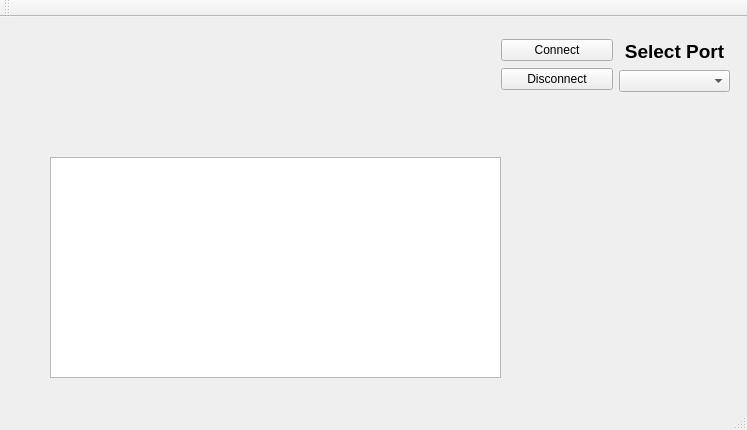
Before: the Qt Designer form mainwindow.ui in ContraMolinos/multimeterGUI, drawn with Qt 5.
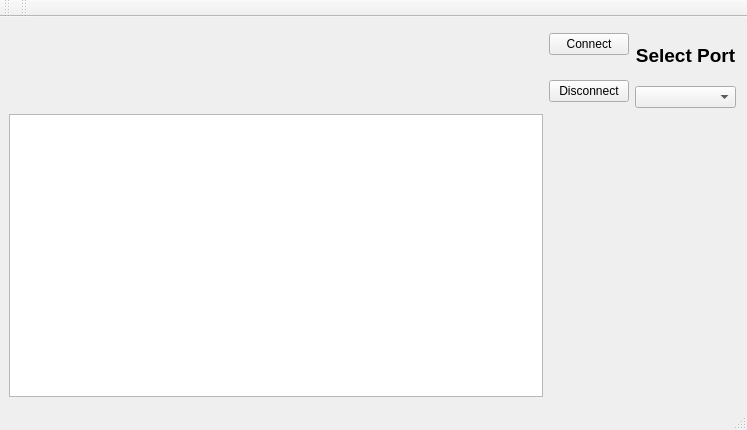
After: the same form once the commit is applied.

Commit message: V.1.2: All elements in the screen are now resizable. The x axis of the plot now displays time.

```diff
--- a/mainwindow.ui
+++ b/mainwindow.ui
@@ -14,18 +14,23 @@
    <string>Multimeter GUI</string>
   </property>
   <widget class="QWidget" name="centralWidget">
-   <widget class="QWidget" name="layoutWidget">
-    <property name="geometry">
-     <rect>
-      <x>490</x>
-      <y>10</y>
-      <width>251</width>
-      <height>76</height>
-     </rect>
+   <layout class="QGridLayout" name="gridLayout" rowstretch="0,0" columnstretch="0,0" rowminimumheight="80,200" columnminimumwidth="400,0">
+    <property name="sizeConstraint">
+     <enum>QLayout::SetMinAndMaxSize</enum>
     </property>
+    <property name="leftMargin">
+     <number>9</number>
+    </property>
+    <property name="horizontalSpacing">
+     <number>6</number>
+    </property>
+    <item row="0" column="1">
     <layout class="QHBoxLayout" name="horizontalLayout">
      <item>
-      <layout class="QVBoxLayout" name="verticalLayout_2">
+       <layout class="QVBoxLayout" name="verticalLayout_2" stretch="0,0">
+        <property name="spacing">
+         <number>20</number>
+        </property>
        <item>
         <widget class="QPushButton" name="connectButton">
          <property name="text">
@@ -44,6 +49,9 @@
      </item>
      <item>
       <layout class="QVBoxLayout" name="verticalLayout">
+        <property name="spacing">
+         <number>3</number>
+        </property>
        <item>
         <widget class="QLabel" name="labelPort">
          <property name="font">
@@ -67,16 +75,9 @@
       </layout>
      </item>
     </layout>
-   </widget>
+    </item>
+    <item row="1" column="0">
    <widget class="QGraphicsView" name="graphPlot">
-    <property name="geometry">
-     <rect>
-      <x>50</x>
-      <y>140</y>
-      <width>451</width>
-      <height>221</height>
-     </rect>
-    </property>
     <property name="lineWidth">
      <number>2</number>
     </property>
@@ -87,6 +88,8 @@
      <enum>Qt::ScrollBarAlwaysOff</enum>
     </property>
    </widget>
+    </item>
+   </layout>
   </widget>
   <widget class="QMenuBar" name="menuBar">
    <property name="geometry">
@@ -107,6 +110,17 @@
    </attribute>
   </widget>
   <widget class="QStatusBar" name="statusBar"/>
+  <widget class="QToolBar" name="toolBar">
+   <property name="windowTitle">
+    <string>toolBar</string>
+   </property>
+   <attribute name="toolBarArea">
+    <enum>TopToolBarArea</enum>
+   </attribute>
+   <attribute name="toolBarBreak">
+    <bool>false</bool>
+   </attribute>
+  </widget>
  </widget>
  <layoutdefault spacing="6" margin="11"/>
  <resources/>
```
Lines whose indentation alone changed are shown as unchanged. The commit also changes 6 other files.
